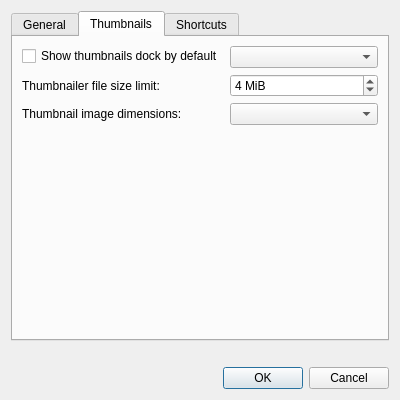
First picture: the form in src/preferencesdialog.ui, repository lxqt/lximage-qt, before the edit.
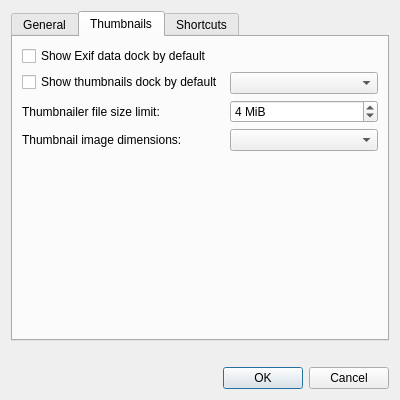
Second picture: the form after the edit. The open tabs and pages were chosen to show the change. Custom widgets are drawn as their Qt base class.

Commit message: Add option to show/hide Exif dock at startup (#442)

Diff of the .ui file:
```diff
--- a/src/preferencesdialog.ui
+++ b/src/preferencesdialog.ui
@@ -132,23 +132,30 @@
       </attribute>
       <layout class="QFormLayout" name="formLayout_2">
        <item row="0" column="0">
+        <widget class="QCheckBox" name="exifDataBox">
+         <property name="text">
+          <string>Show Exif data dock by default</string>
+         </property>
+        </widget>
+       </item>
+       <item row="1" column="0">
         <widget class="QCheckBox" name="thumbnailBox">
          <property name="text">
           <string>Show thumbnails dock by default</string>
          </property>
         </widget>
        </item>
-       <item row="0" column="1">
+       <item row="1" column="1">
         <widget class="QComboBox" name="thumbnailsPositionComboBox"/>
        </item>
-       <item row="1" column="0">
+       <item row="2" column="0">
         <widget class="QLabel" name="thumbnailLabel">
          <property name="text">
           <string>Thumbnailer file size limit:</string>
          </property>
         </widget>
        </item>
-       <item row="1" column="1">
+       <item row="2" column="1">
         <widget class="QSpinBox" name="thumbnailSpin">
          <property name="suffix">
           <string> MiB</string>
@@ -164,14 +171,14 @@
          </property>
         </widget>
        </item>
-       <item row="2" column="0">
+       <item row="3" column="0">
         <widget class="QLabel" name="thumbnailSizeLabel">
          <property name="text">
           <string>Thumbnail image dimensions:</string>
          </property>
         </widget>
        </item>
-       <item row="2" column="1">
+       <item row="3" column="1">
         <widget class="QComboBox" name="thumbnailSizeComboBox"/>
        </item>
       </layout>
```
Left out of the diff: 14 changed lines with no effect on the pictures. The commit also changes 5 other files.
